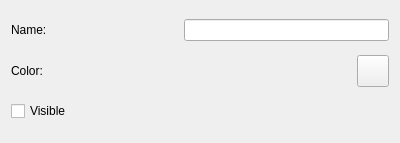
This is Alames/forms/rightwidgetsection.ui in KLZ-0/Alames as Qt 5 draws it before an edit. The edited form follows.
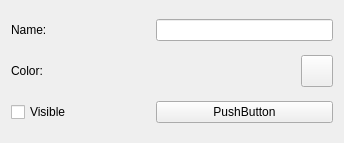
This is the edited form.

Diff of the .ui file:
```diff
--- a/Alames/forms/rightwidgetsection.ui
+++ b/Alames/forms/rightwidgetsection.ui
@@ -6,10 +6,16 @@
    <rect>
     <x>0</x>
     <y>0</y>
-    <width>400</width>
+    <width>344</width>
     <height>143</height>
    </rect>
   </property>
+  <property name="sizePolicy">
+   <sizepolicy hsizetype="Expanding" vsizetype="Preferred">
+    <horstretch>0</horstretch>
+    <verstretch>0</verstretch>
+   </sizepolicy>
+  </property>
   <property name="windowTitle">
    <string>Form</string>
   </property>
@@ -35,7 +41,7 @@
       </size>
      </property>
      <property name="autoFillBackground">
-      <bool>false</bool>
+      <bool>true</bool>
      </property>
      <property name="text">
       <string/>
@@ -101,6 +107,19 @@
      </property>
     </widget>
    </item>
+   <item row="2" column="1" colspan="2">
+    <widget class="QPushButton" name="pushButton">
+     <property name="sizePolicy">
+      <sizepolicy hsizetype="Minimum" vsizetype="Preferred">
+       <horstretch>0</horstretch>
+       <verstretch>0</verstretch>
+      </sizepolicy>
+     </property>
+     <property name="text">
+      <string>PushButton</string>
+     </property>
+    </widget>
+   </item>
   </layout>
  </widget>
  <resources/>
```
